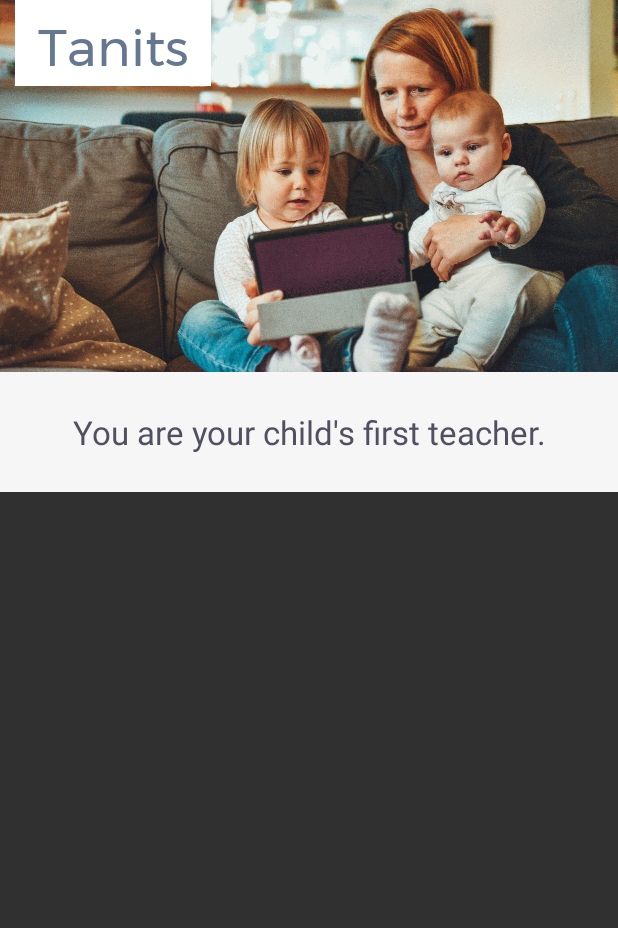
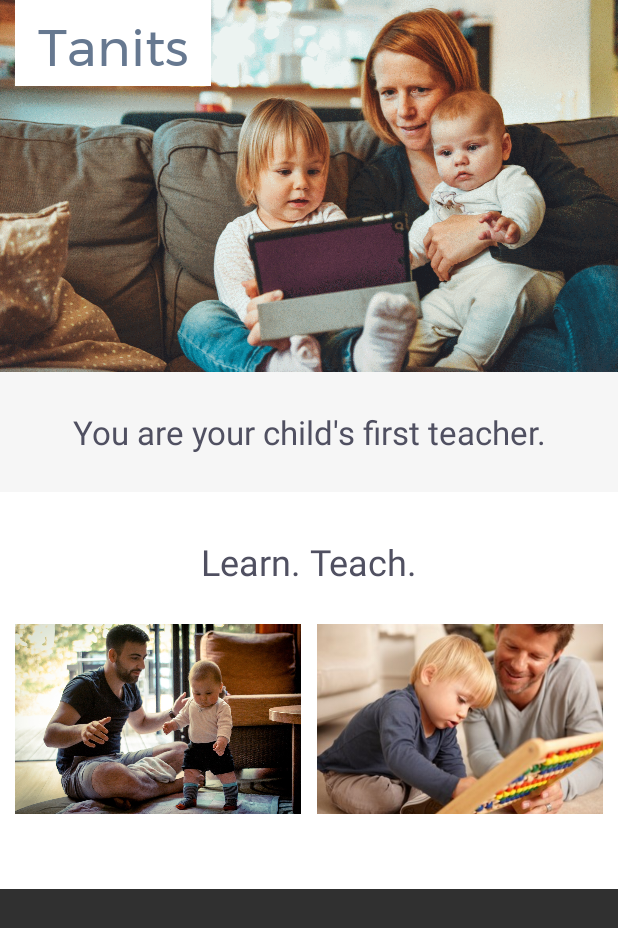
Before and after one commit to judit-juhasz/abnd-single-screen, an Android app: the screen it shows after launch (MainActivity), on a phone screen of 412 x 824 dp. Shown: the top 928 px of the screen. Run offline under Robolectric (Android 15) with nearby library versions, the phone set to English and light mode, and no system bars.

Commit message:
Add visual elements

```diff
--- a/app/src/main/res/layout/activity_main.xml
+++ b/app/src/main/res/layout/activity_main.xml
@@ -31,6 +31,26 @@
             android:text="@string/tv_lead_text"
             style="@style/LeadText"/>
 
+        <TextView
+            android:text="@string/tv_visuals_title"
+            style="@style/VisualsTitle"/>
+
+        <LinearLayout
+            android:layout_width="match_parent"
+            android:layout_height="wrap_content"
+            android:orientation="horizontal"
+            android:layout_marginBottom="@dimen/layout_xxl_margin_padding">
+
+            <ImageView
+                android:src="@drawable/baby_steps"
+                style="@style/PictureLeft"/>
+
+            <ImageView
+                android:src="@drawable/abacus"
+                style="@style/PictureRight"/>
+
+        </LinearLayout>
+
     </LinearLayout>
 
 </ScrollView>
--- a/app/src/main/res/values/dimens.xml
+++ b/app/src/main/res/values/dimens.xml
@@ -19,4 +19,17 @@
     <dimen name="tv_normal_padding">15dp</dimen>
     <dimen name="tv_large_padding">25dp</dimen>
     <dimen name="tv_xl_padding">30dp</dimen>
+
+    <!-- The margins of ImageViews -->
+    <dimen name="iv_small_margin">5dp</dimen>
+    <dimen name="iv_normal_margin">10dp</dimen>
+
+    <!-- The margins and paddings of Linear/Relative Layouts -->
+    <dimen name="layout_small_margin_padding">5dp</dimen>
+    <dimen name="layout_normal_margin_padding">10dp</dimen>
+    <dimen name="layout_large_margin_padding">20dp</dimen>
+    <dimen name="layout_xl_margin_padding">30dp</dimen>
+    <dimen name="layout_xxl_margin_padding">50dp</dimen>
+
+    <dimen name="width_zero">0dp</dimen>
 </resources>
--- a/app/src/main/res/values/strings.xml
+++ b/app/src/main/res/values/strings.xml
@@ -3,4 +3,5 @@
 
     <string name="business_name">Tanits</string>
     <string name="tv_lead_text">You are your child\'s first teacher.</string>
+    <string name="tv_visuals_title">Learn. Teach.</string>
 </resources>
--- a/app/src/main/res/values/styles.xml
+++ b/app/src/main/res/values/styles.xml
@@ -2,14 +2,12 @@
 
     <!-- Base application theme. -->
     <style name="AppTheme" parent="Theme.AppCompat.NoActionBar">
-        <!-- Customize your theme here. -->
         <item name="colorPrimary">@color/colorPrimary</item>
         <item name="colorPrimaryDark">@color/colorPrimaryDark</item>
         <item name="colorAccent">@color/colorAccent</item>
     </style>
 
     <style name="BusinessName">
-        <!-- Customize your theme here. -->
         <item name="android:layout_width">wrap_content</item>
         <item name="android:layout_height">wrap_content</item>
         <item name="android:textColor">@color/colorBusinessName</item>
@@ -23,7 +21,6 @@
     </style>
 
     <style name="MainPicture">
-        <!-- Customize your theme here. -->
         <item name="android:layout_width">wrap_content</item>
         <item name="android:layout_height">wrap_content</item>
         <item name="android:adjustViewBounds">true</item>
@@ -31,7 +28,6 @@
     </style>
 
     <style name="LeadText">
-        <!-- Customize your theme here. -->
         <item name="android:layout_width">match_parent</item>
         <item name="android:layout_height">wrap_content</item>
         <item name="android:textColor">@color/colorNormalText</item>
@@ -40,7 +36,31 @@
         <item name="android:gravity">center_horizontal</item>
         <item name="android:paddingTop">@dimen/tv_large_padding</item>
         <item name="android:paddingBottom">@dimen/tv_large_padding</item>
+    </style>
 
+    <style name="VisualsTitle">
+        <item name="android:layout_width">match_parent</item>
+        <item name="android:layout_height">wrap_content</item>
+        <item name="android:textColor">@color/colorNormalText</item>
+        <item name="android:textSize">@dimen/textsize_large</item>
+        <item name="android:gravity">center_horizontal</item>
+        <item name="android:paddingTop">@dimen/tv_xl_padding</item>
+        <item name="android:paddingBottom">@dimen/tv_large_padding</item>
+    </style>
+
+    <style name="PictureLeft">
+        <item name="android:layout_width">@dimen/width_zero</item>
+        <item name="android:layout_height">wrap_content</item>
+        <item name="android:layout_weight">1</item>
+        <item name="android:adjustViewBounds">true</item>
+        <item name="android:scaleType">centerCrop</item>
+        <item name="android:layout_marginLeft">@dimen/iv_normal_margin</item>
+        <item name="android:layout_marginRight">@dimen/iv_small_margin</item>
+    </style>
+
+    <style name="PictureRight" parent="PictureLeft">
+        <item name="android:layout_marginLeft">@dimen/iv_small_margin</item>
+        <item name="android:layout_marginRight">@dimen/iv_normal_margin</item>
     </style>
 
 </resources>
```
Also changed, not shown: app/src/main/res/drawable/abacus.jpg (added), app/src/main/res/drawable/baby_steps.jpg (added).
